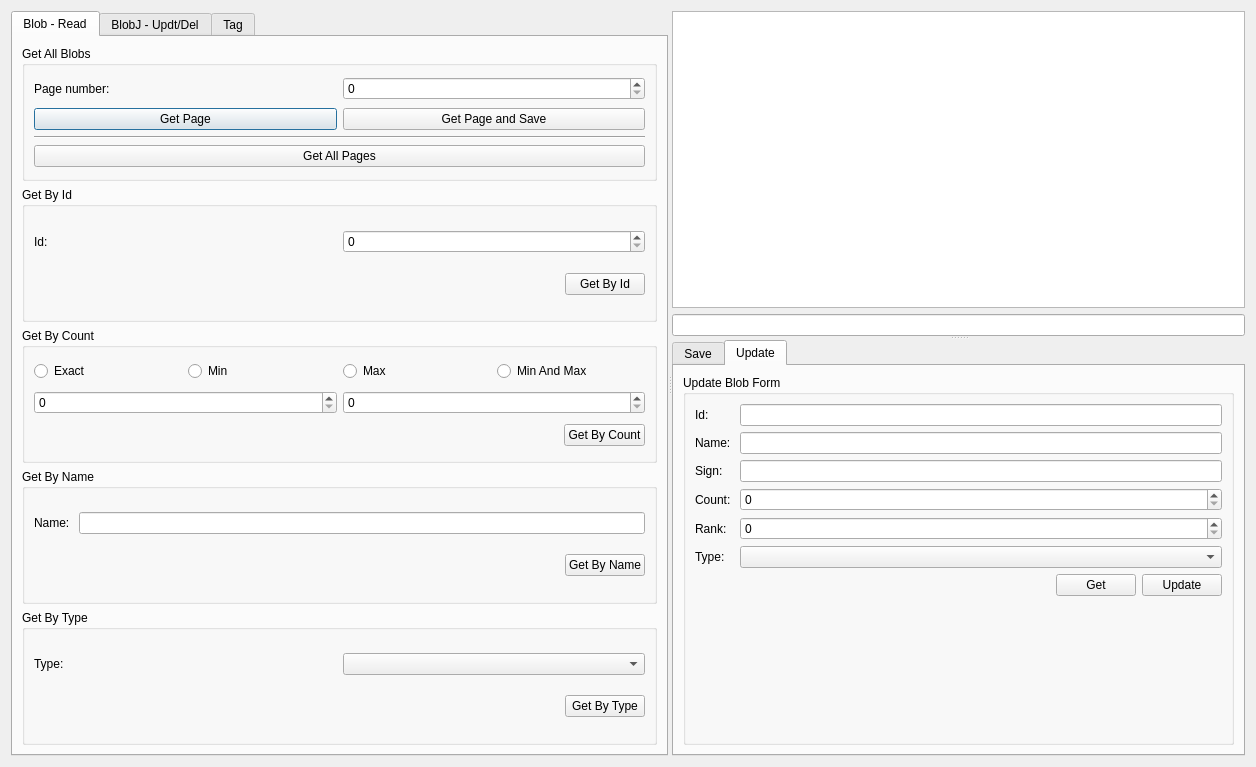
AyNeumann/DraftQtProject, file dialog.ui: the form before one commit.
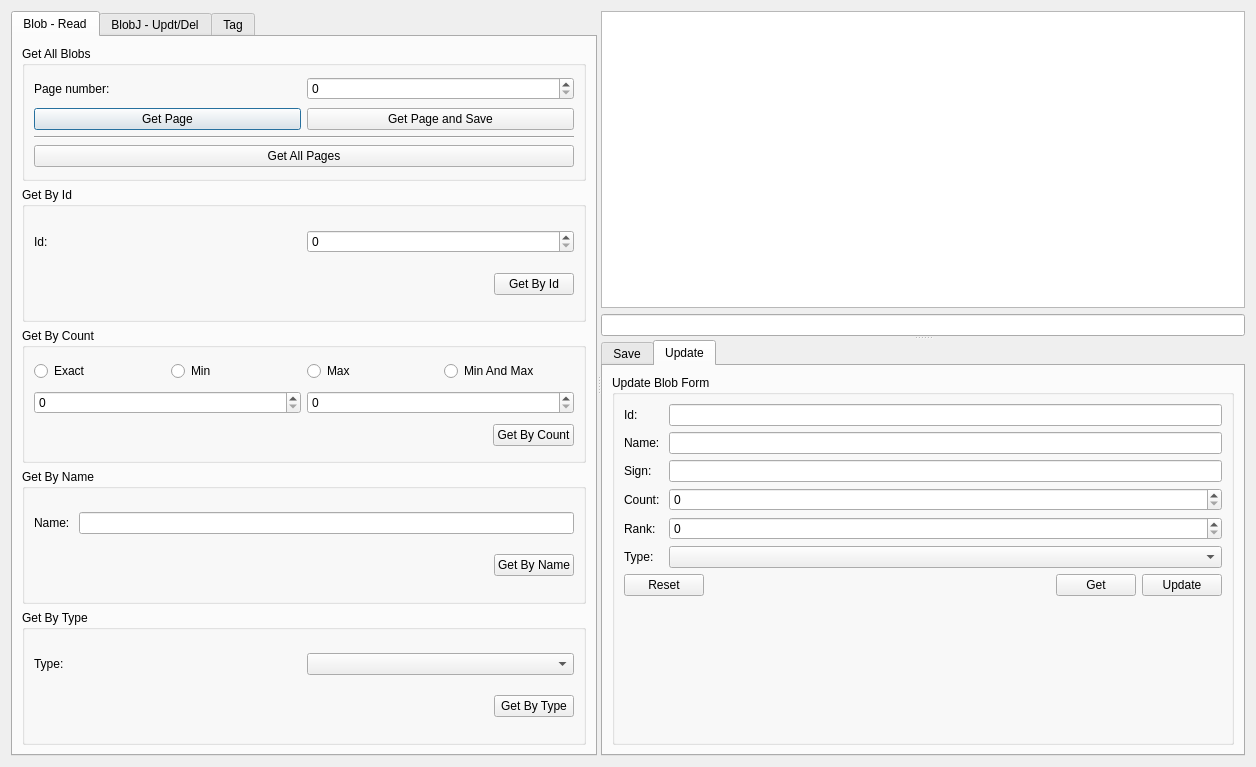
The form after the commit. The open tabs and pages were chosen to show the change.

Commit message: ADD RESET BUTTON FOR SAVE AND UPDATE FROM

```diff
--- a/dialog.ui
+++ b/dialog.ui
@@ -811,7 +811,7 @@
       <property name="orientation">
        <enum>Qt::Vertical</enum>
       </property>
-      <widget class="QWidget" name="">
+      <widget class="QWidget" name="layoutWidget">
        <layout class="QVBoxLayout" name="verticalLayout_6">
         <item>
          <widget class="QPlainTextEdit" name="pTE_View">
@@ -1063,6 +1063,13 @@
               </item>
               <item row="6" column="0" colspan="2">
                <layout class="QHBoxLayout" name="horizontalLayout_18">
+                <item>
+                 <widget class="QPushButton" name="pB_resetUpdateForm">
+                  <property name="text">
+                   <string>Reset</string>
+                  </property>
+                 </widget>
+                </item>
                 <item>
                  <spacer name="horizontalSpacer_10">
                   <property name="orientation">
```
Left out of the diff: 17 changed lines with no effect on the pictures. The commit also changes 3 other files.
